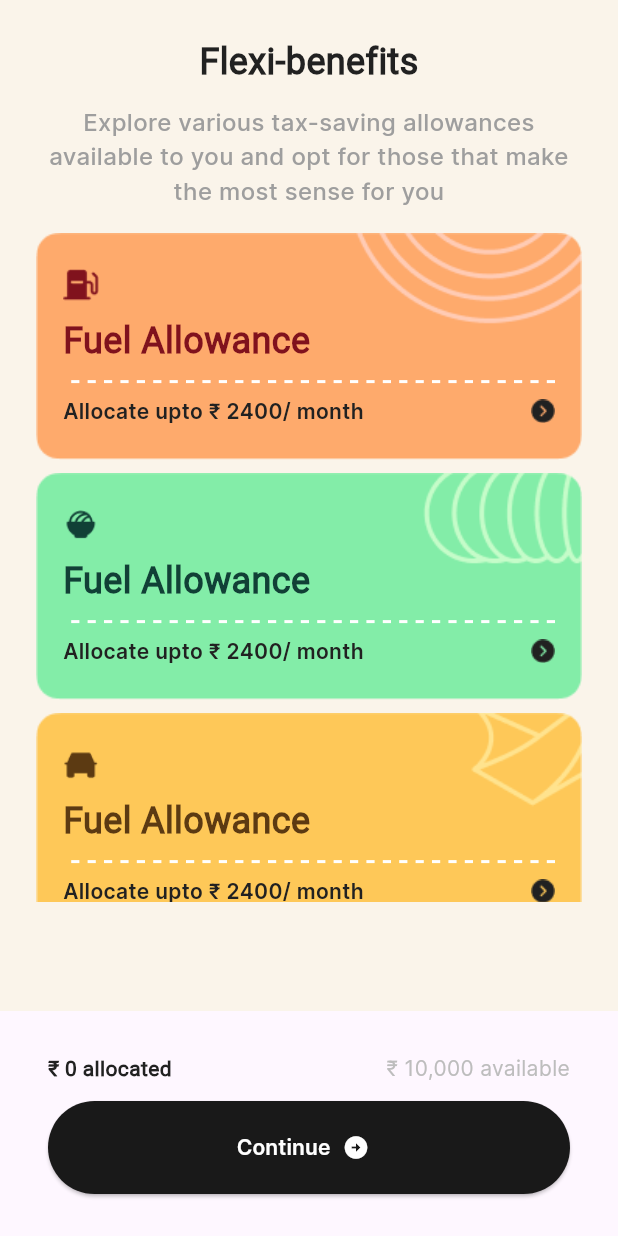
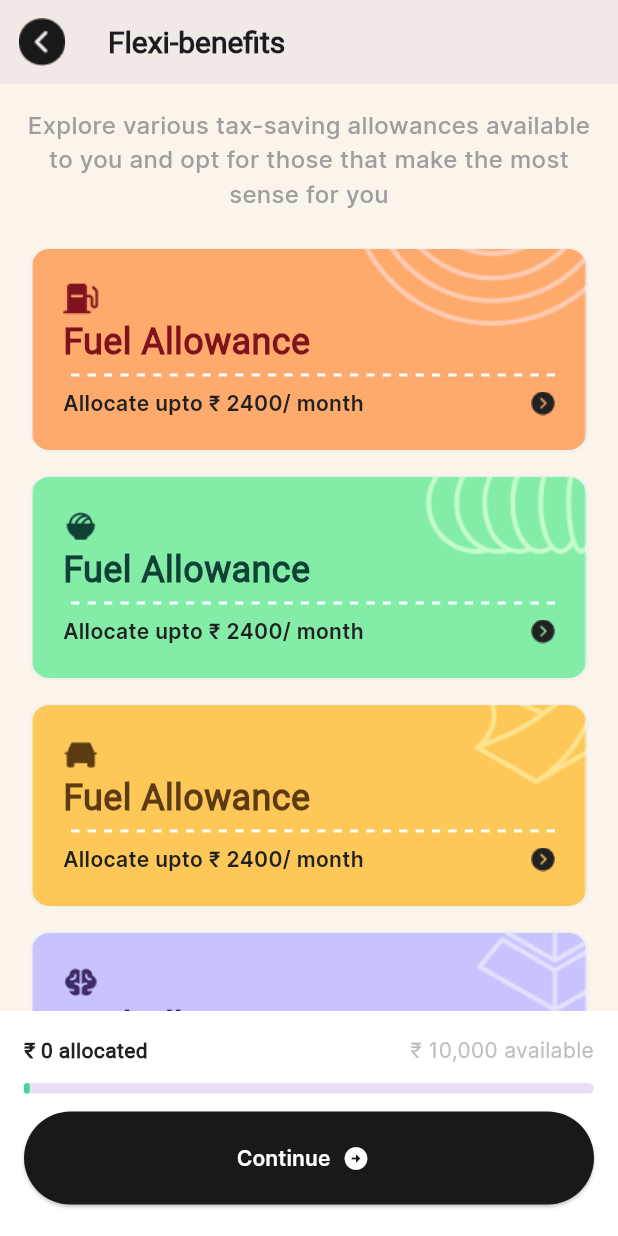
Before and after one commit to RupaMishra/assingment, a Flutter app: the BenefitsList screen opened by its route, on a phone screen of 412 x 824 dp. Run offline on Flutter 3.47's test engine with Material 3 defaults, Android fonts, the phone set to English and light mode, and no system bars; our stand-ins replace fluttertoast.

Commit message:
1) bottom sheet install 2) providers 3) state managements

```diff
--- a/lib/models/benefits_list.dart
+++ b/lib/models/benefits_list.dart
@@ -1,16 +1,18 @@
 import 'package:flutter/material.dart';
 
 class ListBenefits {
-  int color;
+  int primarycolor;
+  int secondarycolor;
   String icon;
   String title;
   int allocationFund;
+  int allocatedFund;
   String desc;
   String benefits;
   HowItWorks howItWorks;
   List<FAQs> faqs;
 
-  ListBenefits({required this.color,required this.icon,required this.title,required this.allocationFund,required this.desc,required this.benefits,required this.howItWorks,required this.faqs});
+  ListBenefits({required this.primarycolor,required this.secondarycolor,required this.icon,required this.title,required this.allocationFund,required this.allocatedFund,required this.desc,required this.benefits,required this.howItWorks,required this.faqs});
 }
 
 
--- a/lib/models/flexi_benefits_data.dart
+++ b/lib/models/flexi_benefits_data.dart
@@ -1,12 +1,17 @@
 import 'package:assingment/models/benefits_list.dart';
 import 'package:flutter/material.dart';
 
+class MyDataSet with ChangeNotifier {
+  int allocatdMoney = 0;
+
   final List<ListBenefits> flexiDataList = [
     ListBenefits(
-    color: 0xFFF80121D,
+      primarycolor: 0xFFF80121D,
+      secondarycolor: 0xFFFFEAA6C,
       icon: 'assets/icons/fuel.png',
       title: "Fuel Allowance",
       allocationFund: 2400,
+      allocatedFund: 0,
       desc: "Fuel allowance helps cover your vehicle's fuel expenses, making commutes and travel more affordable",
       benefits: "If you travel to work by your own two-wheeler or car, you can use this allowance for purchase of fuel for the vehicle.",
       faqs: [
@@ -25,20 +30,22 @@
             modes:[
               Modes(
                   title: "Physical Card",
-                icon: const Icon(Icons.credit_card)
+                  icon: const Icon(Icons.credit_card,size: 32)
               ),
               Modes(
                   title: "Reimbursement",
-                icon: const Icon(Icons.receipt)
+                  icon: const Icon(Icons.receipt,size: 32,)
               )
             ]
         )
     ),
     ListBenefits(
-    color: 0xFFF114036,
+      primarycolor: 0xFFF114036,
+      secondarycolor: 0xFFF83EDA8,
       icon:'assets/icons/meal.png',
       title: "Fuel Allowance",
       allocationFund: 2400,
+      allocatedFund: 600,
       desc: "Fuel allowance helps cover your vehicle's fuel expenses, making commutes and travel more affordable",
       benefits: "If you travel to work by your own two-wheeler or car, you can use this allowance for purchase of fuel for the vehicle.",
       faqs: [
@@ -57,20 +64,22 @@
             modes:[
               Modes(
                   title: "Physical Card",
-                icon: const Icon(Icons.credit_card)
+                  icon: const Icon(Icons.credit_card,size: 32)
               ),
               Modes(
                   title: "Reimbursement",
-                icon: const Icon(Icons.receipt)
+                  icon: const Icon(Icons.receipt,size: 32)
               )
             ]
         )
     ),
     ListBenefits(
-    color: 0xFFF5C3A12,
+      primarycolor: 0xFFF5C3A12,
+      secondarycolor: 0xFFFFEC858,
       icon: 'assets/icons/commute.png',
       title: "Fuel Allowance",
       allocationFund: 2400,
+      allocatedFund: 0,
       desc: "Fuel allowance helps cover your vehicle's fuel expenses, making commutes and travel more affordable",
       benefits: "If you travel to work by your own two-wheeler or car, you can use this allowance for purchase of fuel for the vehicle.",
       faqs: [
@@ -89,20 +98,22 @@
             modes:[
               Modes(
                   title: "Physical Card",
-                icon: const Icon(Icons.credit_card)
+                  icon: const Icon(Icons.credit_card,size: 32)
               ),
               Modes(
                   title: "Reimbursement",
-                icon: const Icon(Icons.receipt)
+                  icon: const Icon(Icons.receipt,size: 32)
               )
             ]
         )
     ),
     ListBenefits(
-    color: 0xFFF3F2C66,
+      primarycolor: 0xFFF3F2C66,
+      secondarycolor: 0xFFFC8C2FF,
       icon: 'assets/icons/learn.png',
       title: "Fuel Allowance",
       allocationFund: 2400,
+      allocatedFund: 0,
       desc: "Fuel allowance helps cover your vehicle's fuel expenses, making commutes and travel more affordable",
       benefits: "If you travel to work by your own two-wheeler or car, you can use this allowance for purchase of fuel for the vehicle.",
       faqs: [
@@ -121,20 +132,22 @@
             modes:[
               Modes(
                   title: "Physical Card",
-                icon: const Icon(Icons.credit_card)
+                  icon: const Icon(Icons.credit_card,size: 32,)
               ),
               Modes(
                   title: "Reimbursement",
-                icon: const Icon(Icons.receipt)
+                  icon: const Icon(Icons.receipt,size: 32,)
               )
             ]
         )
     ),
     ListBenefits(
-      color: 0xFFFFEF7EE,
+        primarycolor: 0xFFFFEF7EE,
+        secondarycolor: 0xFFFAA3628,
         icon: 'assets/icons/game.png',
         title: "Fuel Allowance",
         allocationFund: 2400,
+        allocatedFund: 2400,
         desc: "Fuel allowance helps cover your vehicle's fuel expenses, making commutes and travel more affordable",
         benefits: "If you travel to work by your own two-wheeler or car, you can use this allowance for purchase of fuel for the vehicle.",
         faqs: [
@@ -153,13 +166,38 @@
             modes:[
               Modes(
                   title: "Physical Card",
-                icon: const Icon(Icons.credit_card)
+                  icon: const Icon(Icons.credit_card,size: 32)
               ),
               Modes(
                   title: "Reimbursement",
-                icon: const Icon(Icons.receipt)
+                  icon: const Icon(Icons.receipt,size: 32)
+              ),Modes(
+                  title: "Reimbursement",
+                  icon: const Icon(Icons.receipt,size: 32)
+              ),Modes(
+                  title: "Reimbursement",
+                  icon: const Icon(Icons.receipt,size: 32)
               )
             ]
         )
     ),
   ];
+
+  void updateAllocationFund(int newValue, int index) {
+    if (index >= 0 && index < flexiDataList.length ) {
+      if(flexiDataList[index].allocatedFund+newValue<flexiDataList[index].allocationFund && allocatdMoney<10000 && allocatdMoney+newValue<=10000) {
+        flexiDataList[index].allocatedFund = newValue;
+        allocatdMoney += newValue;
+        notifyListeners();
+      }else{
+        throw ArgumentError("maxed out");
+      }
+    } else {
+      throw ArgumentError("Invalid index: $index");
+    }
+  }
+  void updateAllocatedMoney(int val) {
+    allocatdMoney = val;
+    notifyListeners();
+  }
+}
--- a/lib/screens/benefits_list.dart
+++ b/lib/screens/benefits_list.dart
@@ -1,7 +1,10 @@
 import 'package:assingment/models/flexi_benefits_data.dart';
 import 'package:assingment/screens/flexi_benefit.dart';
 import 'package:assingment/widgets/benefit_tile.dart';
+import 'package:flutter/cupertino.dart';
 import 'package:flutter/material.dart';
+import 'package:flutter/widgets.dart';
+import 'package:provider/provider.dart';
 
 class BenefitsList extends StatelessWidget {
 
@@ -9,32 +12,58 @@
 
   @override
   Widget build(BuildContext context) {
+    var myVariables = Provider.of<MyDataSet>(context);
+    var flexiDataList =myVariables.flexiDataList;
+
+    double allocatedAmtProgress = myVariables.allocatdMoney / 10000;
+
     return Scaffold(
+      appBar: AppBar(
+        backgroundColor: const Color(0xFFFAF4EA),
+        elevation: 2,
+        leading: IconButton(
+          onPressed: (){
+            Navigator.pop(context);
+          },
+          icon: Image.asset('assets/icons/back_circle_filled.png',width: 32,height: 32,),
+          //replace with our own icon data.
+        ),
+        title: const Text('Flexi-benefits',style: TextStyle(fontSize: 20,fontWeight: FontWeight.w600,fontFamily: 'Roboto'),),
+      ),
       body: Container(
-        padding: const EdgeInsets.all(24),
-        color: const Color(0xFFFAF4EA),
-        child: ListView(
+        color:const Color(0xFFFAF4EA),
+        child: Stack(
+          alignment: Alignment.bottomCenter,
           children: [
-            Text(
-              "Flexi-benefits",
-              textAlign: TextAlign.center,
-              style: TextStyle(fontSize: 24,fontWeight: FontWeight.w600,fontFamily: 'Roboto',color: Colors.grey[900]),
-            ),
-            const SizedBox(height: 12,),
+            SingleChildScrollView(
+              child:  Padding(
+                padding: const EdgeInsets.only(bottom: 100),
+                child: Column(
+                  children: [
+                    Padding(
+                        padding: const EdgeInsets.symmetric(vertical: 16.0,horizontal: 12.0),
+                        child:Column(
+                          children: [
                             Text(
                               textAlign: TextAlign.center,
                               "Explore various tax-saving allowances available to you and opt for those that make the most sense for you",
                               style: TextStyle(fontSize: 16,fontWeight: FontWeight.w500,fontFamily: 'Inter',color: Colors.grey[500]),
                             ),
-            const SizedBox(height: 12),
-            SizedBox(
-              height:450,
-              child: ListView.builder(
+                            const SizedBox(height: 16,),
+                            ListView.builder(
                                 itemCount: flexiDataList.length,
-                  itemBuilder:(context,index){
-                    return //Text(index.toString());
-                      BenefitsTile(
-                        color: flexiDataList[index].color,
+                                shrinkWrap: true,
+                                itemBuilder: (context,index){
+                                  return Container(
+                                    margin: const EdgeInsets.all(8.0),
+                                    decoration: BoxDecoration(
+                                      color: const Color(0xFFFFAFAFA),
+                                      borderRadius: BorderRadius.circular(12), // Rounded corners with radius of 12
+                                      border: Border.all(color: const Color(0xFFFEEEEEE)), // Border properties
+                                    ),
+                                    child: BenefitsTile(
+                                      primaryColor: flexiDataList[index].primarycolor,
+                                      secondaryColor: flexiDataList[index].secondarycolor,
                                       icon: flexiDataList[index].icon,
                                       title:flexiDataList[index].title,
                                       allowance: flexiDataList[index].allocationFund,
@@ -43,27 +72,37 @@
                                       onPressed: () {
                                         Navigator.push(context, MaterialPageRoute(builder: (context)=>FlexiBenefit(data: flexiDataList[index],index: index,)));
                                       },
+                                    )
                                   );
                                 }
                             ),
+                          ],
+                        )
                     )
                   ],
                 ),
               ),
-      bottomNavigationBar: BottomAppBar(
-        color: Colors.transparent,
-        elevation: 0,
+            ),
+            Container(
+              color: Colors.white,
               height: 150,
-        child: Padding(
               padding: const EdgeInsets.all(16.0),
               child: Column(
                 children: [
                   Row(
                     mainAxisAlignment: MainAxisAlignment.spaceBetween,
                     children: [
-                  Text("\u20B9 0 allocated",style: TextStyle(fontWeight: FontWeight.w600,color: Colors.grey[900]),),
+                      Text("\u20B9 ${myVariables.allocatdMoney} allocated",style: TextStyle(fontWeight: FontWeight.w600,color: Colors.grey[900]),),
                       Text("\u20B9 10,000 available",style: TextStyle(color: Colors.grey[400],fontFamily: 'Inter'),)
                     ],
+                  ),
+                  const SizedBox(height: 12,),
+                  LinearProgressIndicator(
+                    value: allocatedAmtProgress>0.01?allocatedAmtProgress:0.01,
+                    semanticsLabel: 'Linear progress indicator',
+                    color:Color(0xFFF42D499),
+                    borderRadius: BorderRadius.circular(16),
+                    minHeight: 7,
                   ),
                   const SizedBox(height: 12,),
                   SizedBox(
@@ -82,7 +121,9 @@
                 ],
               ),
             ),
+          ],
         ),
+      )
     );
   }
 }
--- a/lib/widgets/benefit_tile.dart
+++ b/lib/widgets/benefit_tile.dart
@@ -4,7 +4,8 @@
 class BenefitsTile extends StatelessWidget {
 
   final String icon;
-  final int color;
+  final int primaryColor;
+  final int secondaryColor;
   final String title;
   final int allowance;
   final int index;
@@ -13,7 +14,8 @@
 
    const BenefitsTile({
      super.key,
-     required this.color,
+     required this.primaryColor,
+     required this.secondaryColor,
      required this.icon,
      required this.title,
      required this.allowance,
@@ -33,11 +35,16 @@
     return ClickableContainer(
       onTap: onPressed,
       child:  Container(
-          height: 160,
+          // height: 148,
+        padding: EdgeInsets.all(2),
           decoration:  BoxDecoration(
+            border: Border.all(color:isClickable? Colors.transparent:Color(primaryColor)),
+            borderRadius: BorderRadius.circular(12),
+            color: isClickable? Colors.transparent:Color(secondaryColor),
             image: DecorationImage(
               image: AssetImage("assets/images/card$i.png"),
-              fit: BoxFit.contain,
+              fit: BoxFit.fitWidth,
+              opacity: isClickable? 100:0
             ),
           ),
           child: Padding(
@@ -47,16 +54,18 @@
               crossAxisAlignment: CrossAxisAlignment.start,
               children: [
                 Image.asset(icon,height: 24,width: 24,),
-                Text(title,style:TextStyle(color: Color(color),fontSize: 24,fontWeight: FontWeight.w600,fontFamily: "Roboto"),),
+                Text(title,style:TextStyle(color: Color(primaryColor),fontSize: 24,fontWeight: FontWeight.w600,fontFamily: "Roboto"),),
+                SizedBox(height: 4,),
                 Row(
                   children: List.generate(300~/5, (index) => Expanded(
                     child: Container(
                       color: index%2==0?Colors.transparent
-                          :isClickable? Colors.white:Color(color),
+                          :isClickable? Colors.white:Color(primaryColor),
                       height: 2,
                     ),
                   )),
                 ),
+                SizedBox(height: 8,),
                 Row(
                   mainAxisAlignment: MainAxisAlignment.spaceBetween,
                   children: [
--- a/pubspec.yaml
+++ b/pubspec.yaml
@@ -39,6 +39,10 @@
 dev_dependencies:
   flutter_test:
     sdk: flutter
+  provider: ^5.0.0
+  fluttertoast:
+    git:
+      url: https://github.com/ponnamkarthik/FlutterToast.git
 
   # The "flutter_lints" package below contains a set of recommended lints to
   # encourage good coding practices. The lint set provided by the package is
```
Also changed, not shown: lib/main.dart (+13 -7 lines), lib/screens/flexi_benefit.dart (+55 -43 lines), lib/widgets/custome_progress_bar.dart (added, +66 -0 lines), lib/widgets/my_bottom_sheet.dart (added, +152 -0 lines), pubspec.lock, 7 other files. Lines whose indentation alone changed are shown as unchanged.
